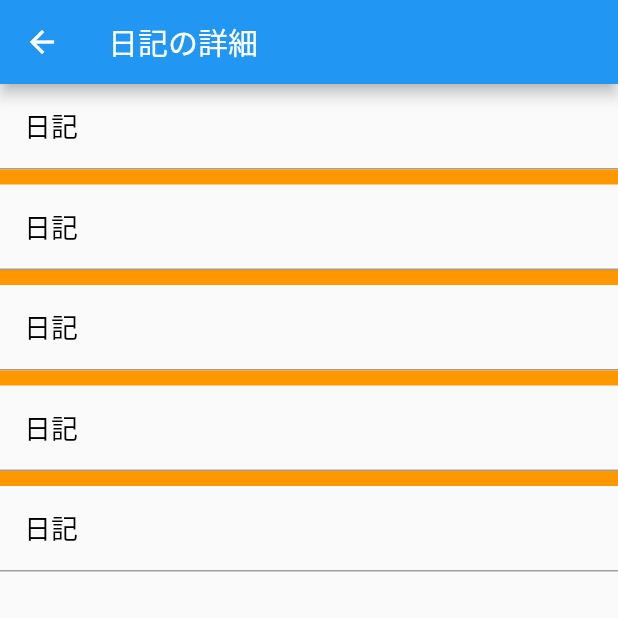
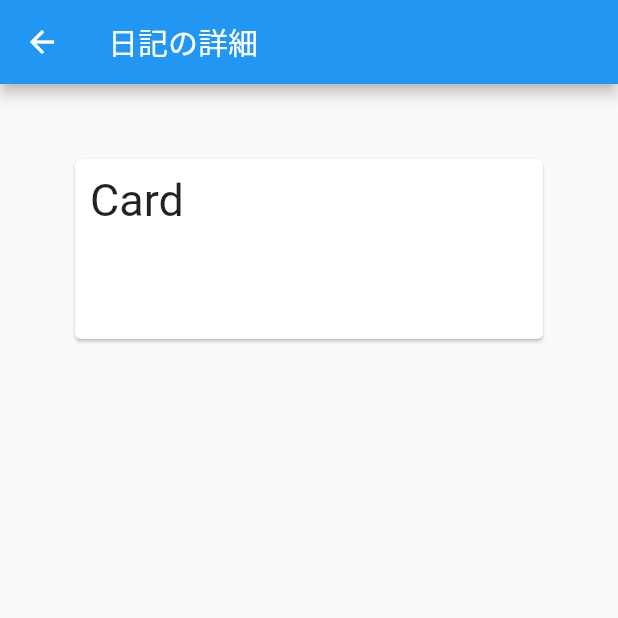
Before and after one commit to rikuProgramer/rick_stressapp_test, a Flutter app: the NikkiDetail screen opened directly, on a phone screen of 412 x 824 dp, the top half of it. Run offline on Flutter 3.47's test engine with Material 2 defaults, Android fonts, the phone set to English and light mode, and no system bars.

Commit message:
特に進展はありません

```diff
--- a/lib/Nikki_detail.dart
+++ b/lib/Nikki_detail.dart
@@ -10,10 +10,13 @@ class NikkiDetail extends StatefulWidget {
 }
 
 class _NikkiDetailState extends State<NikkiDetail> {
-  List<String> nikkiTitle = ["日記", "日記", "日記", "日記", "日記", ];
+  List<String> nikkiTitle = [];
   List<String> nikkiText = [];
+  List<String> nikkiTextTrigger = [];
   List<String> nikkiEmotion = [];
   List<String> nikkiStressPoint = [];
+
+
 
   @override
   Widget build(BuildContext context) {
@@ -23,15 +26,20 @@ class _NikkiDetailState extends State<NikkiDetail> {
         appBar: AppBar(
           title: const Text('日記の詳細'),
         ),
-        body: ListView.separated(
-          itemBuilder: (BuildContext context, int index) {
-            return _messageItem(nikkiTitle[index]);
-          },
-          separatorBuilder: (BuildContext context, int index) {
-            return separatorItem();
-          },
-          itemCount: nikkiTitle.length,
-        ));
+        body:
+            Card(
+              margin: const EdgeInsets.all(50.0),
+              child: Container(
+                margin: const EdgeInsets.all(10.0),
+                width: 300,
+                height: 100,
+                child: const Text(
+                  'Card',
+                  style: TextStyle(fontSize: 30),
+                ),
+              ),
+            )
+    );
   }
 }
 
--- a/lib/nikki_view_home.dart
+++ b/lib/nikki_view_home.dart
@@ -43,8 +43,7 @@ class _NikkiPageState extends State<NikkiView> {
                 ///例えば気分がいいならスマイルの画像を貼り付ける。
               ),
             ),
-            title:
-                Text(nikkiTitle[index], style: const TextStyle(fontSize: 16)),
+            title: Text(nikkiTitle[index], style: const TextStyle(fontSize: 16)),
 
             ///subtitleを使って日付と日記のタイトル表示させるのも面白いかも
             trailing: const Icon(Icons.navigate_next),
```
Also changed, not shown: lib/Nikki_text_app.dart (+12 -6 lines).
